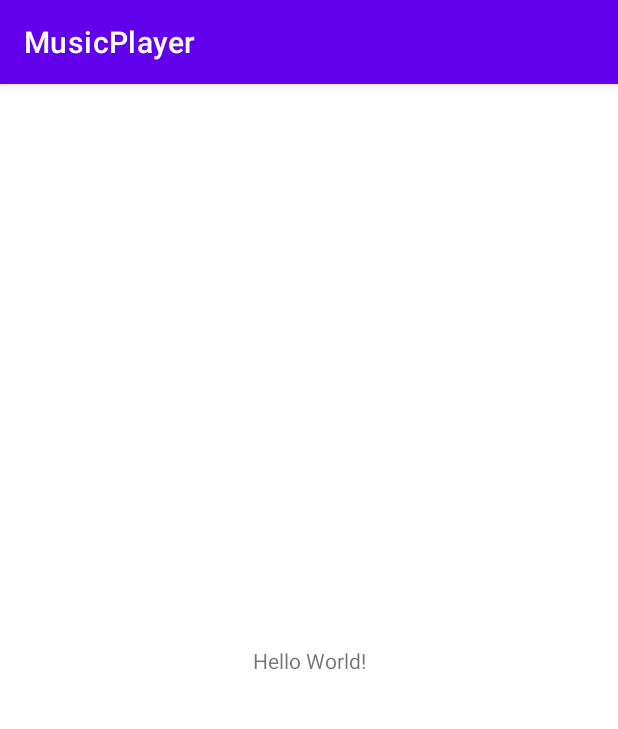
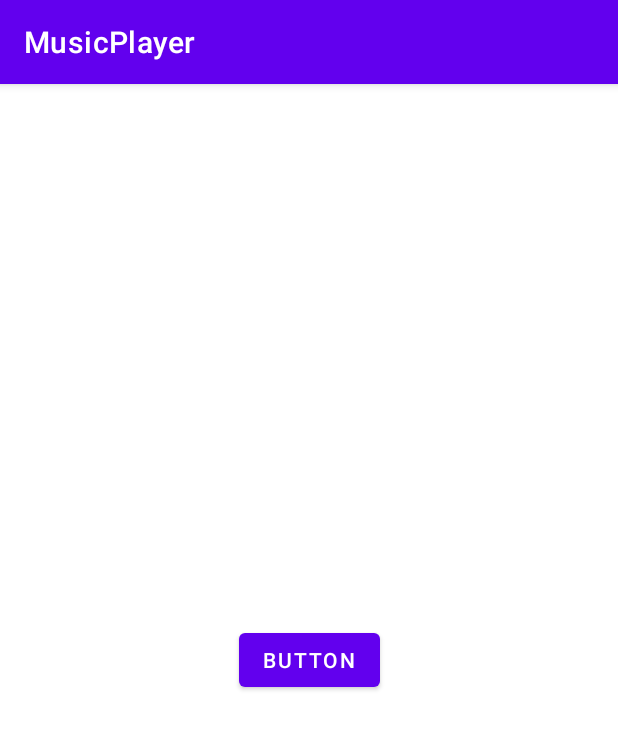
Before and after one commit to YuJunCheol/MusicPlayer, an Android app: the screen it shows after launch (MainActivity), on a phone screen of 412 x 824 dp. Shown: the top 729 px of the screen. Run offline under Robolectric (Android 15) with nearby library versions, the phone set to English and light mode, and no system bars.

Commit message:
add text

```diff
--- a/app/src/main/AndroidManifest.xml
+++ b/app/src/main/AndroidManifest.xml
@@ -1,6 +1,7 @@
 <?xml version="1.0" encoding="utf-8"?>
 <manifest xmlns:android="http://schemas.android.com/apk/res/android"
     package="com.yujuncheol.test.musicplayer">
+<uses-permission android:name="android.permission.INTERNET"/>
 
     <application
         android:allowBackup="true"
--- a/app/src/main/java/com/yujuncheol/test/musicplayer/MainActivity.java
+++ b/app/src/main/java/com/yujuncheol/test/musicplayer/MainActivity.java
@@ -2,13 +2,33 @@ package com.yujuncheol.test.musicplayer;
 
 import androidx.appcompat.app.AppCompatActivity;
 
+import android.media.MediaPlayer;
 import android.os.Bundle;
+import android.view.View;
+import android.widget.Button;
+import android.widget.Toast;
 
-public class MainActivity extends AppCompatActivity {
+public class MainActivity extends AppCompatActivity implements View.OnClickListener {
+
+    private MediaPlayer mediaPlayer;
+    private Button btn_play;
+
 
     @Override
     protected void onCreate(Bundle savedInstanceState) {
         super.onCreate(savedInstanceState);
         setContentView(R.layout.activity_main);
+
+        btn_play = findViewById(R.id.button_play);
+
+    }
+
+    @Override
+    public void onClick(View v) {
+        switch (v.getId()) {
+            case R.id.button_play:
+                Toast.makeText(getApplicationContext(),"button",Toast.LENGTH_SHORT).show();
+                break;
+        }
     }
 }
--- a/app/src/main/res/layout/activity_main.xml
+++ b/app/src/main/res/layout/activity_main.xml
@@ -6,13 +6,14 @@
     android:layout_height="match_parent"
     tools:context=".MainActivity">
 
-    <TextView
+    <Button
+        android:id="@+id/button_play"
         android:layout_width="wrap_content"
         android:layout_height="wrap_content"
-        android:text="Hello World!"
+        android:text="Button"
+        android:onClick="onClick"
         app:layout_constraintBottom_toBottomOf="parent"
-        app:layout_constraintLeft_toLeftOf="parent"
-        app:layout_constraintRight_toRightOf="parent"
+        app:layout_constraintEnd_toEndOf="parent"
+        app:layout_constraintStart_toStartOf="parent"
         app:layout_constraintTop_toTopOf="parent" />
-
 </androidx.constraintlayout.widget.ConstraintLayout>
```
Also changed, not shown: app/src/main/java/com/yujuncheol/test/musicplayer/DI/Music.java (added, +2 -0 lines).
